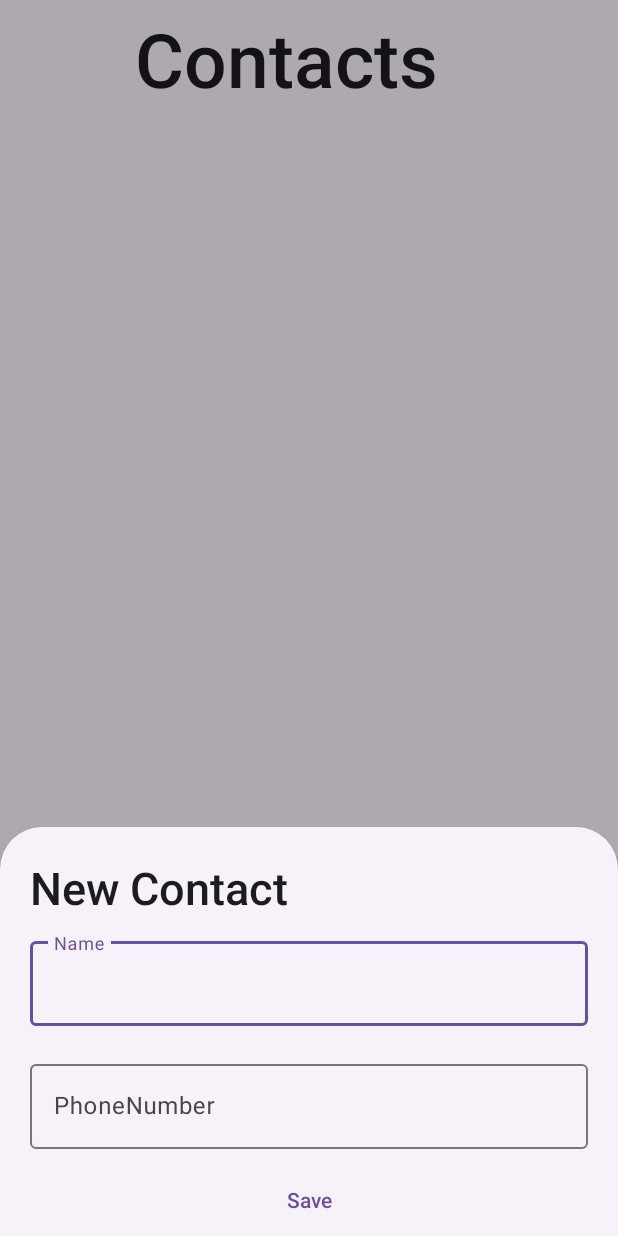
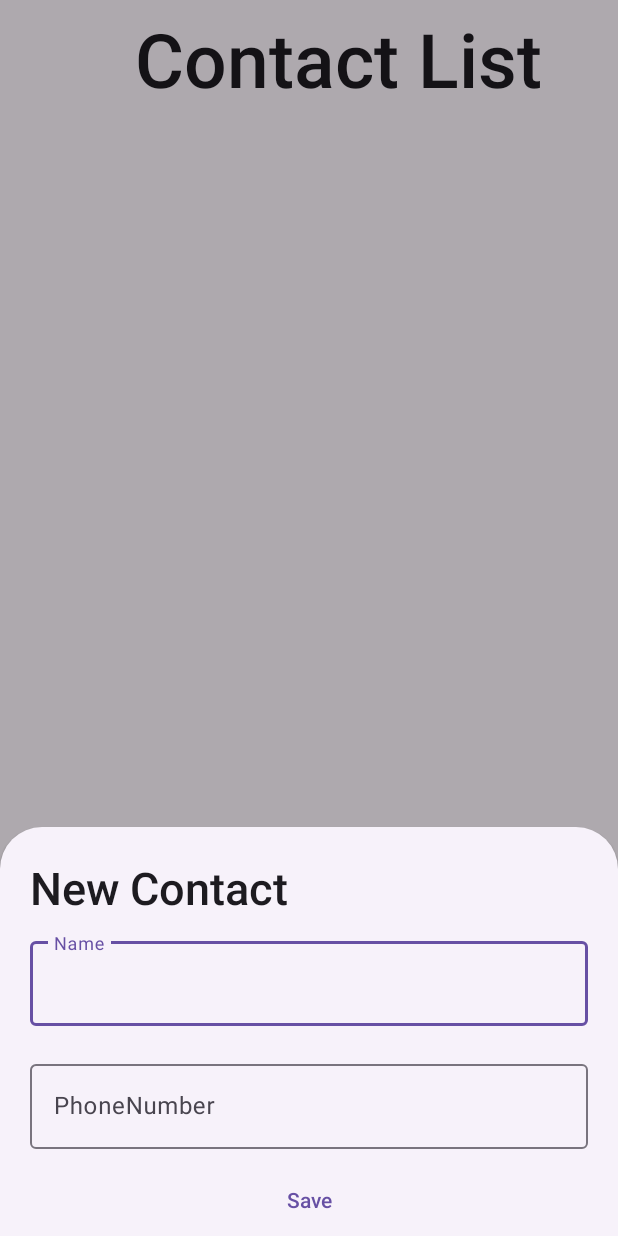
Before and after one commit to samtack045/NightGuide, an Android app: the screen it shows after launch (MainActivity), after a tap on "New Contact", on a phone screen of 412 x 824 dp. Run offline under Robolectric (Android 15) with nearby library versions, the phone set to English and light mode, and no system bars; our stand-ins replace Room's generated code.

Commit message:
Update activity_main.xml to test deployment

```diff
--- a/app/src/main/res/layout/activity_main.xml
+++ b/app/src/main/res/layout/activity_main.xml
@@ -12,7 +12,7 @@
        android:id="@+id/contactTitle"
        android:layout_width="match_parent"
        android:layout_height="wrap_content"
-       android:text="Contacts"
+       android:text="Contact List"
        android:textSize="50sp"
        android:layout_marginTop="5dp"
        android:layout_marginStart="90dp"
```
